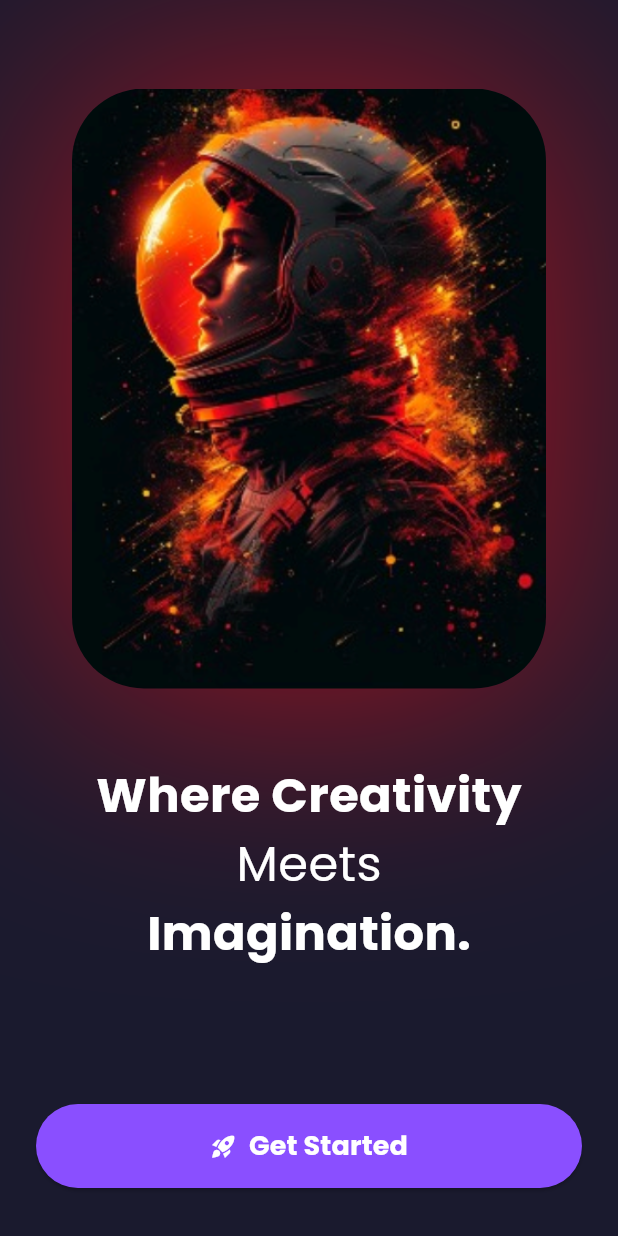
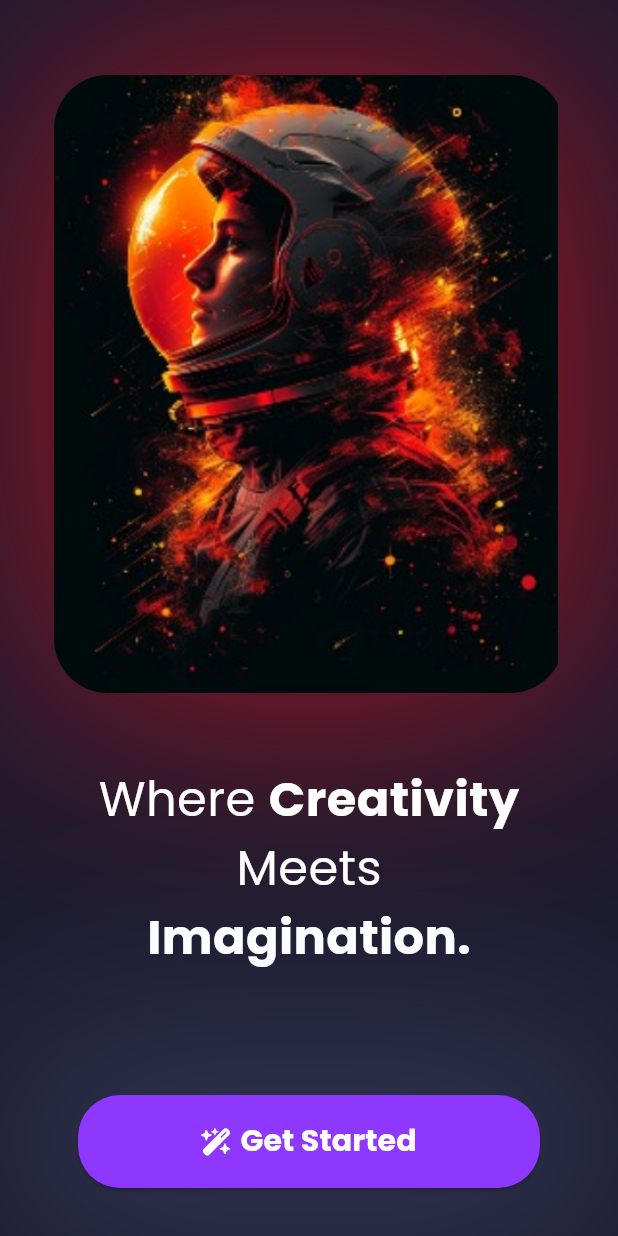
Before and after one commit to Vinit710/flutter_application_1, a Flutter app: the screen it shows after launch, on a phone screen of 412 x 824 dp. Run offline on Flutter 3.47's test engine with Material 3 defaults, Android fonts, the phone set to English and light mode, and no system bars; our stand-ins replace flutter_staggered_animations, font_awesome_flutter, google_fonts, image_picker, lottie.

Commit message:
Added glow behind the get started button

```diff
--- a/lib/pages/start.dart
+++ b/lib/pages/start.dart
@@ -1,5 +1,6 @@
 import 'package:flutter/material.dart';
 import 'login_page.dart';
+import 'package:font_awesome_flutter/font_awesome_flutter.dart';
 
 class StartPage extends StatelessWidget {
   const StartPage({super.key});
@@ -15,19 +16,19 @@ class StartPage extends StatelessWidget {
             const Spacer(),
             // Image container with rounded corners and shadow
             Container(
-              margin: const EdgeInsets.symmetric(horizontal: 48),
+              margin: const EdgeInsets.symmetric(horizontal: 36),
               decoration: BoxDecoration(
                 borderRadius: BorderRadius.circular(24),
                 boxShadow: [
                   BoxShadow(
-                    color: Color.fromRGBO(255, 14, 22, 0.6),
-                    blurRadius: 256,
-                    spreadRadius: 5,
+                    color: Color(0x99FF0E16),
+                    blurRadius: 196,
+                    spreadRadius: 4,
                   ),
                 ],
               ),
               child: ClipRRect(
-                borderRadius: BorderRadius.circular(48),
+                borderRadius: BorderRadius.circular(36),
                 child: Stack(
                   children: [
                     // Red gradient overlay
@@ -46,7 +47,7 @@ class StartPage extends StatelessWidget {
                     Image.asset(
                       'lib/images/astro.png', // Make sure to add this image to your assets
                       fit: BoxFit.cover,
-                      height: 400,
+                      height: 412,
                     ),
                   ],
                 ),
@@ -54,15 +55,31 @@ class StartPage extends StatelessWidget {
             ),
             const SizedBox(height: 48),
             // Text section
-            const Text(
-              'Where Creativity',
+            const Text.rich(
+              TextSpan(
+                children: [
+                  TextSpan(
+                    text: 'Where ',
                     style: TextStyle(
                       fontFamily: 'Poppins',
                       fontSize: 32,
-                fontWeight: FontWeight.bold,
+                      fontWeight: FontWeight.normal, // Regular weight
                       color: Colors.white,
                     ),
                   ),
+                  TextSpan(
+                    text: 'Creativity',
+                    style: TextStyle(
+                      fontFamily: 'Poppins',
+                      fontSize: 32,
+                      fontWeight: FontWeight.bold, // Bold weight
+                      color: Colors.white,
+                    ),
+                  ),
+                ],
+              ),
+            ),
+
             const Text(
               'Meets',
               style: TextStyle(
@@ -82,18 +99,31 @@ class StartPage extends StatelessWidget {
             ),
             const Spacer(),
             // Get Started Button
-            Padding(
-              padding: const EdgeInsets.symmetric(horizontal: 24, vertical: 32),
+            Container(
+              decoration: BoxDecoration(
+                borderRadius: BorderRadius.circular(24),
+                boxShadow: [
+                  BoxShadow(
+                    color: Color.fromRGBO(165, 185, 255, 0.2),
+                    blurRadius: 128,
+                    spreadRadius: 4,
+                  ),
+                ],
+              ),
+              child: Padding(
+                padding:
+                    const EdgeInsets.symmetric(horizontal: 52, vertical: 32),
                 child: ElevatedButton(
                   onPressed: () {
                     Navigator.push(
                       context,
-                    MaterialPageRoute(builder: (context) => const LoginPage()),
+                      MaterialPageRoute(
+                          builder: (context) => const LoginPage()),
                     );
                   },
                   style: ElevatedButton.styleFrom(
-                  backgroundColor: const Color(0xFF8A4FFF), // Purple color
-                  minimumSize: const Size(double.infinity, 56),
+                    backgroundColor: const Color(0xFF8E37FE), // Purple color
+                    minimumSize: const Size(double.infinity, 62),
                     shape: RoundedRectangleBorder(
                       borderRadius: BorderRadius.circular(28),
                     ),
@@ -101,12 +131,13 @@ class StartPage extends StatelessWidget {
                   child: const Row(
                     mainAxisAlignment: MainAxisAlignment.center,
                     children: [
-                    Icon(Icons.rocket_launch, color: Colors.white),
+                      Icon(FontAwesomeIcons.wandMagicSparkles,
+                          color: Colors.white),
                       SizedBox(width: 8),
                       Text(
                         'Get Started',
                         style: TextStyle(
-                        fontSize: 18,
+                          fontSize: 20,
                           fontFamily: 'Poppins',
                           fontWeight: FontWeight.bold,
                           color: Colors.white,
@@ -116,6 +147,7 @@ class StartPage extends StatelessWidget {
                   ),
                 ),
               ),
+            ),
           ],
         ),
       ),
--- a/pubspec.yaml
+++ b/pubspec.yaml
@@ -33,6 +33,7 @@ dependencies:
   http: ^1.2.0 # Use the latest version
   image_picker: ^1.0.7 # For selecting images from gallery or camera
   google_fonts: ^6.2.1
+  font_awesome_flutter: ^10.8.0
 
   flutter_staggered_animations: ^1.1.1
   lottie: ^2.3.2
```
Also changed, not shown: pubspec.lock. Lines whose indentation alone changed are shown as unchanged.
